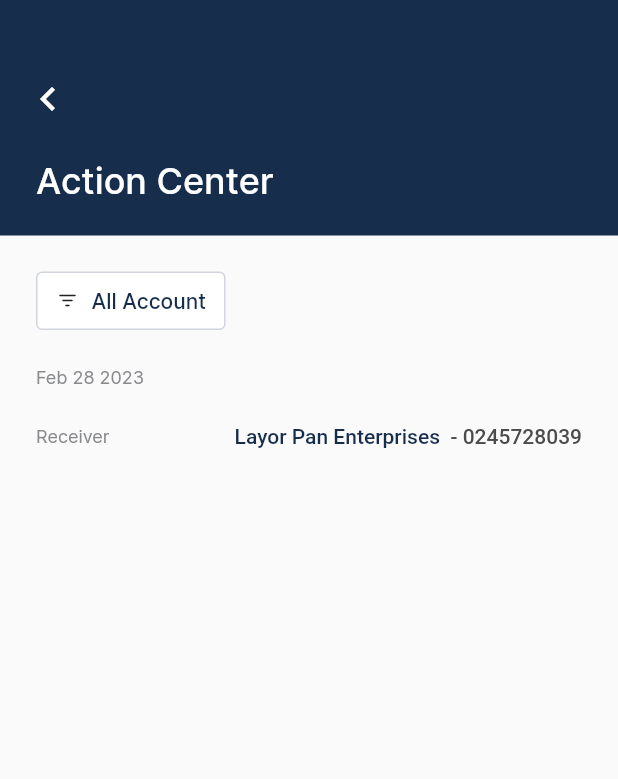
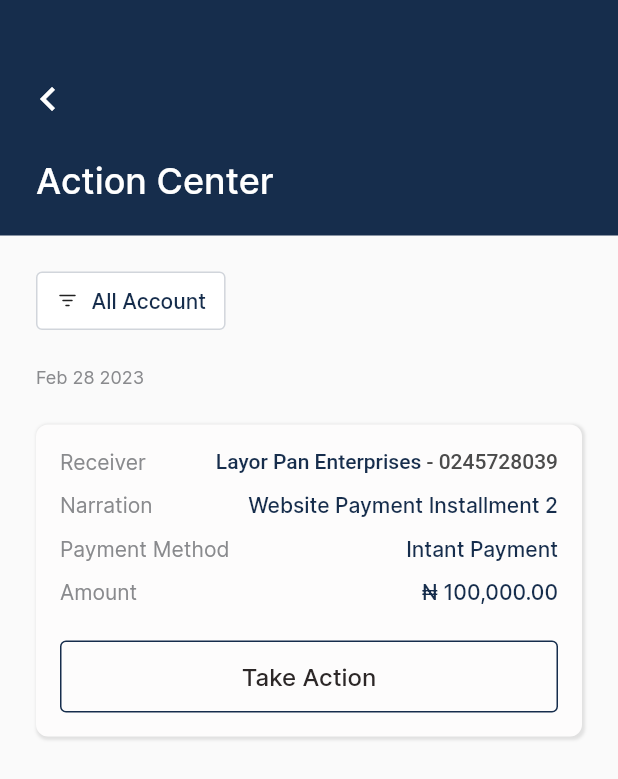
Before and after one commit to Tolulope05/firstbank_cib, a Flutter app: the ActionCenterScreen screen opened by its route, on a phone screen of 412 x 824 dp. Shown: the top 779 px of the screen. Run offline on Flutter 3.47's test engine with Material 2 defaults, Android fonts, the phone set to English and light mode, and no system bars; our stand-ins replace flutter_svg, get, pinput, smooth_page_indicator.

Commit message:
worked on action center

```diff
--- a/lib/view/dashboard/action_center_screen.dart
+++ b/lib/view/dashboard/action_center_screen.dart
@@ -96,12 +96,21 @@ class ActionCenterScreen extends GetView<ActionCenterModel> {
               ),
             ),
           ),
-          const Padding(
-            padding: EdgeInsets.symmetric(
+          Padding(
+            padding: const EdgeInsets.symmetric(
               vertical: 24,
               horizontal: 24,
             ),
-            child: ActionCenterCard(),
+            child: ActionCenterCard(
+              recieverName: 'Layor Pan Enterprises',
+              recieverNumber: '0245728039',
+              narration: 'Website Payment Installment 2',
+              amount: '100,000.00',
+              paymentMethod: 'Intant Payment',
+              onApprove: () {
+                print("Give me money");
+              },
+            ),
           ),
         ],
       ),
--- a/lib/widgets/action_center_card.dart
+++ b/lib/widgets/action_center_card.dart
@@ -1,37 +1,70 @@
+import 'package:firstbank_cib/widgets/app_button.dart';
 import 'package:flutter/material.dart';
 
 import '../constants/colors.dart';
 
 class ActionCenterCard extends StatelessWidget {
-  const ActionCenterCard({Key? key}) : super(key: key);
+  const ActionCenterCard({
+    Key? key,
+    required this.recieverName,
+    required this.recieverNumber,
+    required this.narration,
+    required this.amount,
+    required this.paymentMethod,
+    required this.onApprove,
+  }) : super(key: key);
+
+  final String recieverName;
+  final String recieverNumber;
+  final String narration;
+  final String amount;
+  final String paymentMethod;
+  final VoidCallback onApprove;
 
   @override
   Widget build(BuildContext context) {
-    return Column(
+    return Container(
+      padding: const EdgeInsets.symmetric(horizontal: 16, vertical: 16),
+      decoration: BoxDecoration(
+        color: AppColors.whiteColor2,
+        borderRadius: BorderRadius.circular(8),
+        boxShadow: [
+          BoxShadow(
+            color: Colors.black.withOpacity(0.1),
+            spreadRadius: 1,
+            blurRadius: 1,
+            offset: const Offset(1, 1),
+          ),
+        ],
+      ),
+      child: Column(
         children: [
-        Row(
+          Padding(
+            padding: const EdgeInsets.only(bottom: 12),
+            child: Row(
               mainAxisAlignment: MainAxisAlignment.spaceBetween,
-          children: const [
-            Text(
+              children: [
+                const Text(
                   "Receiver",
                   style: TextStyle(
                     color: AppColors.unselectedIconColor,
-                fontSize: 12,
+                    fontSize: 14,
                     fontWeight: FontWeight.w400,
                   ),
                 ),
                 Text.rich(
                   TextSpan(
-                text: 'Layor Pan Enterprises  ',
-                style: TextStyle(
+                    text: '$recieverName ',
+                    style: const TextStyle(
                       color: AppColors.primaryColor,
                       fontSize: 14,
                       fontWeight: FontWeight.w500,
+                      overflow: TextOverflow.ellipsis,
                     ),
                     children: <InlineSpan>[
                       TextSpan(
-                    text: '- 0245728039',
-                    style: TextStyle(
+                        text: '- $recieverNumber',
+                        style: const TextStyle(
                           fontSize: 14,
                           fontWeight: FontWeight.w500,
                           color: Color(0xff4B4B4B),
@@ -40,18 +73,93 @@ class ActionCenterCard extends StatelessWidget {
                     ],
                   ),
                 ),
-            // Text(
-            //   "",
-            //   style: TextStyle(
-            //     color: AppColors.unselectedIconColor,
-            //     fontSize: 12,
-            //     fontWeight: FontWeight.w400,
-            //   ),
-            // ),
               ],
             ),
-        Container(),
+          ),
+          Padding(
+            padding: const EdgeInsets.only(bottom: 12),
+            child: Row(
+              mainAxisAlignment: MainAxisAlignment.spaceBetween,
+              children: [
+                const Text(
+                  "Narration",
+                  style: TextStyle(
+                    color: AppColors.unselectedIconColor,
+                    fontSize: 14,
+                    fontWeight: FontWeight.w400,
+                  ),
+                ),
+                Text(
+                  narration,
+                  style: const TextStyle(
+                    color: AppColors.primaryColor,
+                    fontSize: 14,
+                    fontWeight: FontWeight.w500,
+                  ),
+                ),
               ],
+            ),
+          ),
+          Padding(
+            padding: const EdgeInsets.only(bottom: 12),
+            child: Row(
+              mainAxisAlignment: MainAxisAlignment.spaceBetween,
+              children: [
+                const Text(
+                  "Payment Method",
+                  style: TextStyle(
+                    color: AppColors.unselectedIconColor,
+                    fontSize: 14,
+                    fontWeight: FontWeight.w400,
+                  ),
+                ),
+                Text(
+                  paymentMethod,
+                  style: const TextStyle(
+                    color: AppColors.primaryColor,
+                    fontSize: 14,
+                    fontWeight: FontWeight.w500,
+                  ),
+                ),
+              ],
+            ),
+          ),
+          Padding(
+            padding: const EdgeInsets.only(bottom: 12),
+            child: Row(
+              mainAxisAlignment: MainAxisAlignment.spaceBetween,
+              children: [
+                const Text(
+                  "Amount",
+                  style: TextStyle(
+                    color: AppColors.unselectedIconColor,
+                    fontSize: 14,
+                    fontWeight: FontWeight.w400,
+                  ),
+                ),
+                Text(
+                  "₦ $amount",
+                  style: const TextStyle(
+                    color: AppColors.primaryColor,
+                    fontSize: 14,
+                    fontWeight: FontWeight.w500,
+                  ),
+                ),
+              ],
+            ),
+          ),
+          Container(
+            padding: const EdgeInsets.only(top: 12),
+            child: AppButton(
+              onTap: onApprove,
+              text: "Take Action",
+              bgColor: Colors.transparent,
+              textColor: const Color(0xff2C2727),
+              borderColor: AppColors.primaryColor,
+            ),
+          ),
+        ],
+      ),
     );
   }
 }
```
Lines whose indentation alone changed are shown as unchanged.
